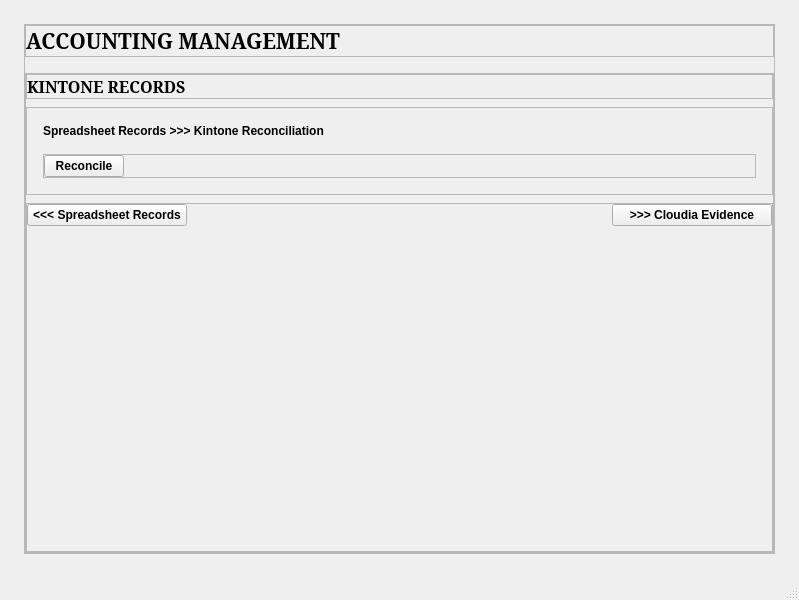
This is ui/design.ui in ombinya/kintone-automation as Qt 5 draws it before an edit. The edited form follows.
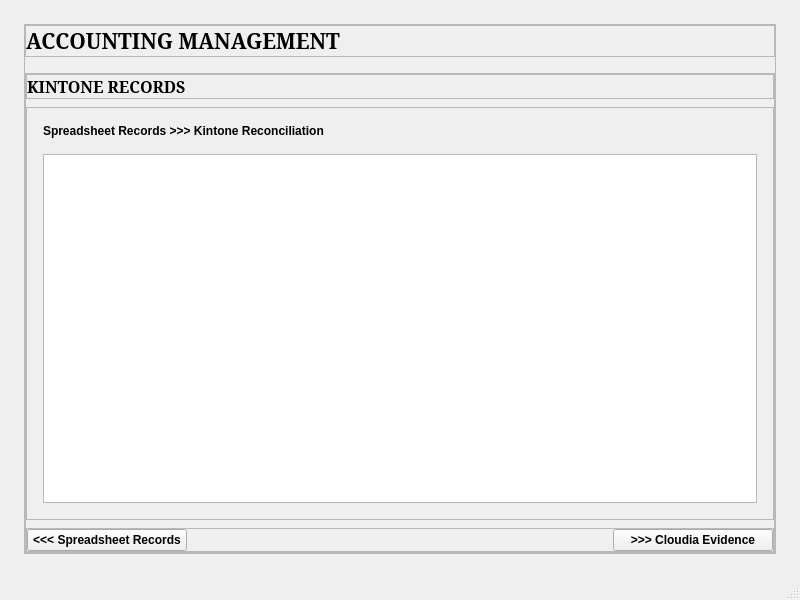
This is the edited form.

Commit message: Implemented Spreadsheet >>> Kitone reconciliation

Patch:
```diff
--- a/ui/design.ui
+++ b/ui/design.ui
@@ -6,7 +6,7 @@
    <rect>
     <x>0</x>
     <y>0</y>
-    <width>799</width>
+    <width>800</width>
     <height>600</height>
    </rect>
   </property>
@@ -1494,7 +1494,7 @@
               <item>
                <widget class="QFrame" name="spreadsheet_kintone_reconciliation_frame">
                 <property name="sizePolicy">
-                 <sizepolicy hsizetype="Preferred" vsizetype="Fixed">
+                 <sizepolicy hsizetype="Preferred" vsizetype="Expanding">
                   <horstretch>0</horstretch>
                   <verstretch>0</verstretch>
                  </sizepolicy>
@@ -1529,57 +1529,19 @@
                   </widget>
                  </item>
                  <item>
-                  <widget class="QFrame" name="frame_24">
-                   <property name="frameShape">
-                    <enum>QFrame::Shape::StyledPanel</enum>
-                   </property>
-                   <property name="frameShadow">
-                    <enum>QFrame::Shadow::Raised</enum>
-                   </property>
-                   <layout class="QHBoxLayout" name="horizontalLayout_13" stretch="1,9">
-                    <property name="spacing">
-                     <number>8</number>
-                    </property>
-                    <property name="leftMargin">
-                     <number>0</number>
-                    </property>
-                    <property name="topMargin">
-                     <number>0</number>
-                    </property>
-                    <property name="rightMargin">
-                     <number>0</number>
-                    </property>
-                    <property name="bottomMargin">
-                     <number>0</number>
-                    </property>
-                    <item>
-                     <widget class="QPushButton" name="reconcile_spreadsheet_kintone_button">
-                      <property name="text">
-                       <string>Reconcile</string>
-                      </property>
-                     </widget>
-                    </item>
-                    <item>
-                     <spacer name="horizontalSpacer_12">
-                      <property name="orientation">
-                       <enum>Qt::Orientation::Horizontal</enum>
-                      </property>
-                      <property name="sizeHint" stdset="0">
-                       <size>
-                        <width>40</width>
-                        <height>20</height>
-                       </size>
-                      </property>
-                     </spacer>
-                    </item>
-                   </layout>
-                  </widget>
+                  <widget class="QTableView" name="spreadsheet_records_table"/>
                  </item>
                 </layout>
                </widget>
               </item>
               <item>
                <widget class="QFrame" name="frame_25">
+                <property name="sizePolicy">
+                 <sizepolicy hsizetype="Preferred" vsizetype="Fixed">
+                  <horstretch>0</horstretch>
+                  <verstretch>0</verstretch>
+                 </sizepolicy>
+                </property>
                 <property name="frameShape">
                  <enum>QFrame::Shape::StyledPanel</enum>
                 </property>
@@ -1602,31 +1564,18 @@
                  <property name="spacing">
                   <number>0</number>
                  </property>
-                 <item row="1" column="1">
-                  <spacer name="verticalSpacer_5">
-                   <property name="orientation">
-                    <enum>Qt::Orientation::Vertical</enum>
-                   </property>
-                   <property name="sizeHint" stdset="0">
+                 <item row="0" column="0">
+                  <widget class="QPushButton" name="back_to_spreadsheet_page">
+                   <property name="minimumSize">
                     <size>
-                     <width>20</width>
-                     <height>176</height>
+                     <width>160</width>
+                     <height>0</height>
                     </size>
                    </property>
-                  </spacer>
-                 </item>
-                 <item row="1" column="2">
-                  <spacer name="verticalSpacer_6">
-                   <property name="orientation">
-                    <enum>Qt::Orientation::Vertical</enum>
+                   <property name="text">
+                    <string>&lt;&lt;&lt; Spreadsheet Records</string>
                    </property>
-                   <property name="sizeHint" stdset="0">
-                    <size>
-                     <width>20</width>
-                     <height>176</height>
-                    </size>
-                   </property>
-                  </spacer>
+                  </widget>
                  </item>
                  <item row="0" column="2">
                   <widget class="QPushButton" name="to_cloudia_evidence_page">
@@ -1654,19 +1603,6 @@
                    </property>
                   </spacer>
                  </item>
-                 <item row="0" column="0">
-                  <widget class="QPushButton" name="back_to_spreadsheet_page">
-                   <property name="minimumSize">
-                    <size>
-                     <width>160</width>
-                     <height>0</height>
-                    </size>
-                   </property>
-                   <property name="text">
-                    <string>&lt;&lt;&lt; Spreadsheet Records</string>
-                   </property>
-                  </widget>
-                 </item>
                 </layout>
                </widget>
               </item>
```
The commit also changes 9 other files.
